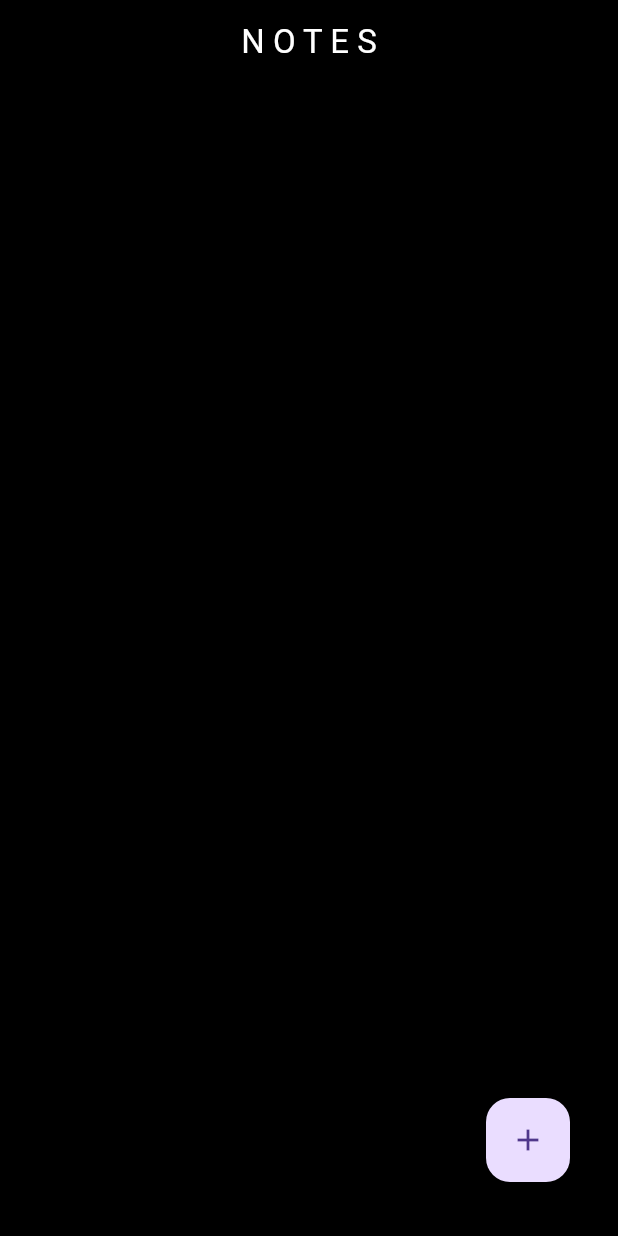
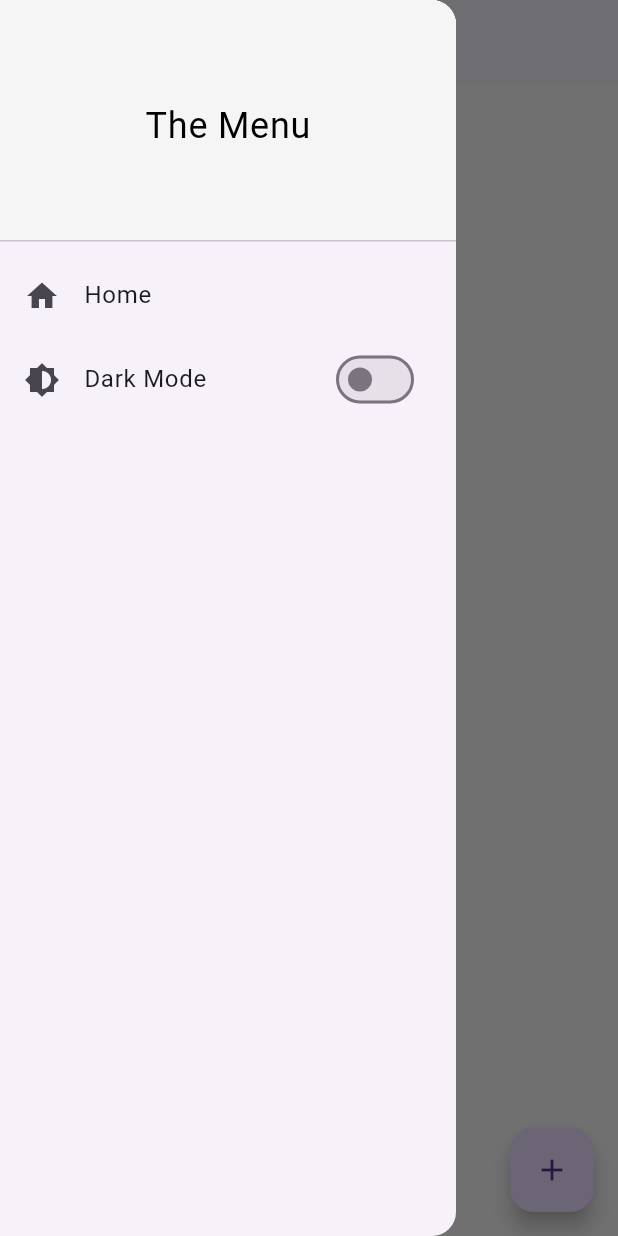
Before and after one commit to MohammadJamal7/NotesApp_with_IsarDB, a Flutter app: the screen it shows after launch, with the side drawer open (before the commit the screen has no drawer), on a phone screen of 412 x 824 dp. Run offline on Flutter 3.47's test engine with Material 3 defaults, Android fonts, the phone set to English and light mode, and no system bars; our stand-ins replace isar; accounts and stored records are empty; generated files the repository leaves out were written again.

Commit message:
drawer addition

```diff
--- /dev/null
+++ b/lib/Pages/homepage.dart
@@ -0,0 +1,164 @@
+import 'package:flutter/material.dart';
+import 'package:notes_app_with_isar/Components/tile.dart';
+import 'package:notes_app_with_isar/Databases/notes_db.dart';
+import 'package:notes_app_with_isar/Entites/note.dart';
+import 'package:notes_app_with_isar/Themes/dark.dart';
+import 'package:notes_app_with_isar/Themes/themesProvider.dart';
+import 'package:provider/provider.dart';
+
+class Home extends StatefulWidget {
+  const Home({super.key});
+
+  @override
+  State<Home> createState() => _HomeState();
+}
+
+class _HomeState extends State<Home> {
+  final TextEditingController _noteController = TextEditingController();
+  final TextEditingController _editController = TextEditingController();
+  final _formKey = GlobalKey<FormState>();
+
+  @override
+  void initState() {
+    super.initState();
+    context.read<NotesDbService>().readNotes();
+  }
+
+  @override
+  Widget build(BuildContext context) {
+    return Scaffold(
+      appBar: AppBar(
+        title: const Text('N O T E S'),
+        centerTitle: true,
+      ),
+      drawer: _buildDrawer(context),
+      body: _buildBody(context),
+      floatingActionButton: FloatingActionButton(
+        onPressed: _showCreateNoteDialog,
+        child: const Icon(Icons.add),
+      ),
+    );
+  }
+
+  Widget _buildDrawer(BuildContext context) {
+    final themeProvider = Provider.of<ThemeProvider>(context);
+
+    return Drawer(
+      child: ListView(
+        padding: EdgeInsets.zero,
+        children: [
+          DrawerHeader(
+            decoration:
+                BoxDecoration(color: Theme.of(context).primaryColor),
+            child: Builder(builder: (context) {
+              return  Center(
+                  child: Text('The Menu',
+                      style: TextStyle(color: Theme.of(context).primaryColorLight, fontSize: 24)));
+            }),
+          ),
+          ListTile(
+            leading: const Icon(Icons.home),
+            title: const Text('Home'),
+            onTap: () {
+              Navigator.pop(context); // Close the drawer
+            },
+          ),
+          SwitchListTile(
+            title: const Text('Dark Mode'),
+            value: themeProvider.getTheme() == darkTheme,
+            onChanged: (bool value) {
+              themeProvider.toggleTheme();
+              Navigator.pop(context); // Close the drawer
+            },
+            secondary: const Icon(Icons.brightness_6),
+          ),
+        ],
+      ),
+    );
+  }
+
+  Widget _buildBody(BuildContext context) {
+    return Consumer<NotesDbService>(
+      builder: (context, notesDb, child) {
+        List<Note> notes = notesDb.getNotes();
+        return notes.isEmpty
+            ? const Center(child: Text('Let\'s make a Note!'))
+            : ListView.builder(
+                padding: const EdgeInsets.all(8),
+                itemCount: notes.length,
+                itemBuilder: (context, index) {
+                  final note = notes[index];
+                  return MyTile(
+                    noteId: note.id,
+                    text: note.text!,
+                    editingFun: () => _showEditNoteDialog(note),
+                    deletingfun: () => notesDb.deleteNote(note.id),
+                  );
+                },
+              );
+      },
+    );
+  }
+
+  void _showCreateNoteDialog() {
+    showDialog(
+      context: context,
+      builder: (context) => AlertDialog(
+        title: const Text('Create a note'),
+        content: Form(
+          key: _formKey,
+          child: TextFormField(
+            controller: _noteController,
+            validator: (value) =>
+                value == null || value.isEmpty ? 'Note cannot be empty' : null,
+          ),
+        ),
+        actions: [
+          _dialogButton(context, 'Cancel', () {
+            _noteController.clear();
+            Navigator.pop(context);
+          }),
+          _dialogButton(context, 'Create', () {
+            if (_formKey.currentState?.validate() ?? false) {
+              context.read<NotesDbService>().addNotes(_noteController.text);
+              _noteController.clear();
+              Navigator.pop(context);
+            }
+          }),
+        ],
+      ),
+    );
+  }
+
+  void _showEditNoteDialog(Note note) {
+    _editController.text = note.text ?? '';
+    showDialog(
+      context: context,
+      builder: (context) => AlertDialog(
+        title: const Text('Update Note'),
+        content: TextField(controller: _editController),
+        actions: [
+          _dialogButton(context, 'Cancel', () {
+            _editController.clear();
+            Navigator.pop(context);
+          }),
+          _dialogButton(context, 'Update', () {
+            context
+                .read<NotesDbService>()
+                .updateNote(note.id, _editController.text);
+            _editController.clear();
+            Navigator.pop(context);
+          }),
+        ],
+      ),
+    );
+  }
+
+  Widget _dialogButton(
+      BuildContext context, String text, VoidCallback onPressed) {
+    return TextButton(
+      onPressed: onPressed,
+      child: Text(text),
+    );
+  }
+}
--- /dev/null
+++ b/lib/Themes/dark.dart
@@ -0,0 +1,25 @@
+import 'package:flutter/material.dart';
+
+
+const Color darkBackgroundColor = Color(0xFF121212);
+const Color darkTileColor = Color(0xFF2C2C2C);
+const Color darkTextColor = Color(0xFFE0E0E0);
+
+final ThemeData darkTheme = ThemeData(
+  brightness: Brightness.dark,
+  primaryColor: const Color(0x31213000),
+primaryColorDark: Colors.black,
+  primaryColorLight: Colors.white,
+  backgroundColor: darkBackgroundColor,
+  scaffoldBackgroundColor: darkBackgroundColor,
+  appBarTheme: const AppBarTheme(
+    backgroundColor: Color(0x52484800),
+    titleTextStyle: TextStyle(color: Colors.white, fontSize: 20),
+  ),
+  textTheme: const TextTheme(
+    bodyText1: TextStyle(color: darkTextColor),
+    bodyText2: TextStyle(color: darkTextColor),
+
+  ),
+  cardColor: darkTileColor, // Tile color for dark mode
+);
--- /dev/null
+++ b/lib/Themes/light.dart
@@ -0,0 +1,25 @@
+import 'package:flutter/material.dart';
+
+const Color lightBackgroundColor = Color(0xFFF5F5F5);
+const Color lightTileColor = Colors.black;
+const Color lightTextColor = Colors.black;
+
+final ThemeData lightTheme = ThemeData(
+  brightness: Brightness.light,
+  primaryColor: Color.fromARGB(255, 245, 245, 245),
+  primaryColorLight: Colors.black,
+  primaryColorDark: Colors.black,
+  backgroundColor: lightBackgroundColor,
+  scaffoldBackgroundColor: lightBackgroundColor,
+  appBarTheme: const AppBarTheme(
+    backgroundColor: Colors.white,
+    elevation: 5,
+    titleTextStyle: TextStyle(color: Colors.black, fontSize: 20),
+  ),
+  textTheme: const TextTheme(
+    bodyText1: TextStyle(color: lightTextColor),
+
+
+  ),
+  cardColor: lightTileColor, // Tile color for light mode
+);
--- /dev/null
+++ b/lib/Themes/themesProvider.dart
@@ -0,0 +1,16 @@
+import 'package:flutter/material.dart';
+import 'package:notes_app_with_isar/Themes/dark.dart';
+import 'package:notes_app_with_isar/Themes/light.dart';
+
+class ThemeProvider with ChangeNotifier {
+  bool _isDarkMode = false;
+
+  ThemeData getTheme() {
+    return _isDarkMode ? darkTheme : lightTheme;
+  }
+
+  void toggleTheme() {
+    _isDarkMode = !_isDarkMode;
+    notifyListeners();
+  }
+}
--- a/lib/main.dart
+++ b/lib/main.dart
@@ -1,183 +1,36 @@
 import 'package:flutter/material.dart';
-import 'package:notes_app_with_isar/Components/tile.dart';
-import 'package:notes_app_with_isar/Databases/notes_db.dart';
-import 'package:notes_app_with_isar/Entites/note.dart';
+import 'package:notes_app_with_isar/Pages/homepage.dart';
 import 'package:provider/provider.dart';
+import 'package:notes_app_with_isar/Themes/themesProvider.dart';
+import 'Databases/notes_db.dart';
 
 void main() async {
   WidgetsFlutterBinding.ensureInitialized();
   await NotesDbService.initializeDb();
 
-  runApp(ChangeNotifierProvider(
-    create: (context) => NotesDbService(),
-    child: const MaterialApp(
-      debugShowCheckedModeBanner: false,
-      home: Home(),
+  runApp(
+    MultiProvider(
+      providers: [
+        ChangeNotifierProvider(create: (_) => NotesDbService()),
+        ChangeNotifierProvider(create: (_) => ThemeProvider()),
+      ],
+      child: const MyApp(),
     ),
-  ));
+  );
 }
 
-class Home extends StatefulWidget {
-  const Home({super.key});
-
-  @override
-  State<Home> createState() => _HomeState();
-}
-
-class _HomeState extends State<Home> {
-  final TextEditingController _controller = TextEditingController();
-  final TextEditingController editingController = TextEditingController();
-  final _formKey = GlobalKey<FormState>();
-
-  bool isExpanded = false;
-
-  void createNote() {
-    showDialog(
-      context: context,
-      builder: (context) {
-        return AlertDialog(
-          title: const Text('Create a note'),
-          content: Form(
-            key: _formKey,
-            child: TextFormField(
-              validator: (String? value) {
-                if (value == null || value.isEmpty) {
-                  return 'Note cannot be empty';
-                }
-                return null;
-              },
-              controller: _controller,
-            ),
-          ),
-          actions: [
-            TextButton(
-              onPressed: () {
-                Navigator.pop(context);
-                _controller.clear();
-              },
-              child: const Text('Cancel'),
-            ),
-            TextButton(
-              onPressed: () {
-                if (_formKey.currentState?.validate() ?? false) {
-                  context.read<NotesDbService>().addNotes(_controller.text);
-                  _controller.clear();
-                  Navigator.of(context).pop();
-                } else {
-                  //_formKey.currentState?.validate();
-                }
-              },
-              child: const Text('Create'),
-            ),
-          ],
-        );
-      },
-    );
-  }
-
-  void fetchNOtes() {
-    context.read<NotesDbService>().readNotes();
-  }
-
-  void deleteNOte(int id) {
-    context.read<NotesDbService>().deleteNote(id);
-  }
-
-  @override
-  void initState() {
-    // TODO: implement initState
-    super.initState();
-    fetchNOtes();
-  }
+class MyApp extends StatelessWidget {
+  const MyApp({Key? key}) : super(key: key);
 
   @override
   Widget build(BuildContext context) {
-    //fetchNOtes();
-    final NotesDbService notesDb = context.watch<NotesDbService>();
-    List<Note> notes =
-        notesDb.getNotes(); // get the list of notes from the database
+    final themeProvider = Provider.of<ThemeProvider>(context);
+
     return MaterialApp(
-      theme: ThemeData(
-        primaryColor: Colors.yellow[500],
-      ),
       debugShowCheckedModeBanner: false,
-      home: SafeArea(
-          child: Scaffold(
-        backgroundColor: Colors.black,
-        appBar: AppBar(
-          backgroundColor: Colors.black,
-          title: const Text(
-            'N O T E S',
-            style: TextStyle(color: Colors.white),
-          ),
-          centerTitle: true,
-        ),
-        // backgroundColor: Colors.white70,
-        body: Column(
-          children: [
-            const SizedBox(
-              height: 20,
-            ),
-            Expanded(
-              child: ListView.builder(
-                padding: const EdgeInsets.all(2),
-                itemBuilder: (context, index) {
-                  final Note note = notes[index];
-                  return MyTile(
-                    noteId: note.id,
-                    text: note.text!,
-                    editingFun: () {
-                      updatingNOte(note);
-                    },
-                    deletingfun: () => deleteNOte(note.id),
-                  );
-                },
-                itemCount: notes.length,
-              ),
-            ),
-          ],
-        ),
-        floatingActionButton: Padding(
-          padding: const EdgeInsets.only(bottom: 20, right: 16),
-          child: FloatingActionButton(
-            onPressed: createNote,
-            child: const Icon(Icons.add),
-          ),
-        ),
-      )),
-    );
-  }
 
-  void updatingNOte(Note note) {
-    editingController.text = note.text ?? '';
-    showDialog(
-      context: context,
-      builder: (context) {
-        return AlertDialog(
-          title: const Text('Update Note'),
-          content: TextField(
-            controller: editingController,
-          ),
-          actions: [
-            TextButton(
-              onPressed: () {
-                editingController.clear();
-                Navigator.of(context).pop();
-              },
-              child: const Text('Cancel'),
-            ),
-            TextButton(
-              onPressed: () {
-                context
-                    .read<NotesDbService>()
-                    .updateNote(note.id, editingController.text);
-                Navigator.of(context).pop();
-              },
-              child: const Text('Update'),
-            ),
-          ],
-        );
-      },
+      theme: themeProvider.getTheme(),
+      home: const Home(),
     );
   }
 }
```
Also changed, not shown: lib/Components/tile.dart (+12 -13 lines).
